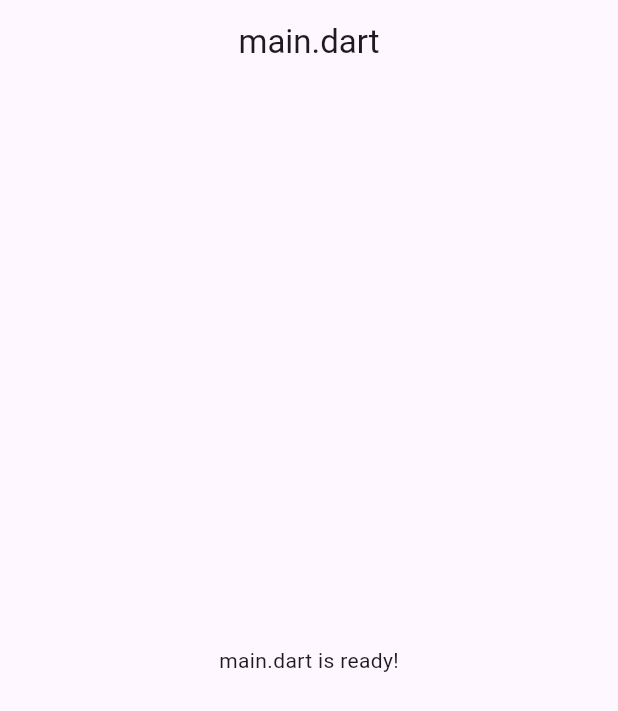
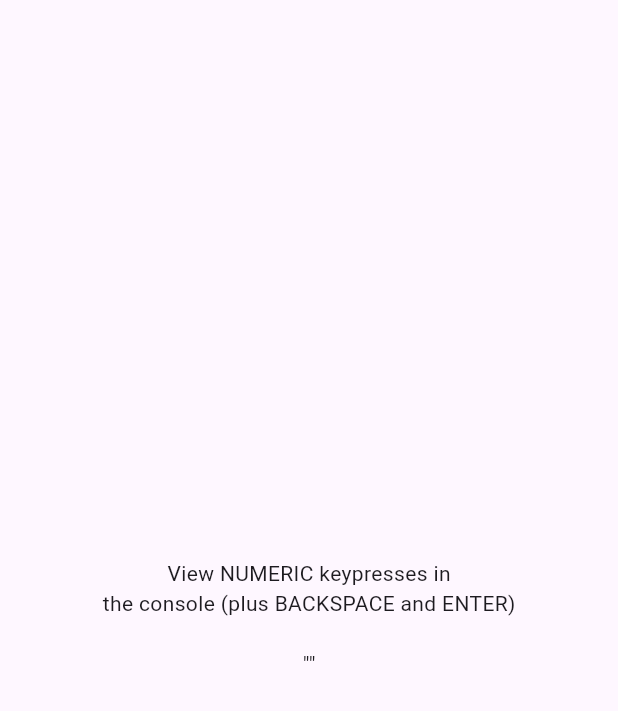
Before and after one commit to mattgwriter7/flutt_keyboard, a Flutter app: the screen it shows after launch, on a phone screen of 412 x 824 dp. Shown: the top 711 px of the screen. Run offline on Flutter 3.47's test engine with Material 3 defaults, Android fonts, the phone set to English and light mode, and no system bars.

Commit message:
added keyboard input

```diff
--- a/lib/main.dart
+++ b/lib/main.dart
@@ -1,10 +1,10 @@
 // ignore_for_file: must_be_immutable
 
 import 'package:flutter/material.dart';
+import 'package:flutter/services.dart';
 
-//  This code is literally from the "flutter create" boilerplate,
-//  but I removed the counter app (and kept the underlying structure),
-//  and some unecessary comments and variables...
+//  See:
+//  https://api.flutter.dev/flutter/widgets/CallbackShortcuts-class.html
 
 void main() {
   runApp(const MyApp());
@@ -33,26 +33,76 @@ class _MyHomePageState extends State<MyHomePage> {
 
   //  page vars
   final String filename = 'main.dart';
+  String key = '';
 
   @override
   void initState() {
-    //  anything?
+    //HardwareKeyboard.instance.addHandler(_handleKey);
     super.initState();
   }
 
   @override
+  void dispose() {
+    //HardwareKeyboard.instance.removeHandler(_handleKey)
+    super.dispose();
+  }
+
+  @override
   Widget build(BuildContext context) {
-    return SafeArea(
-      child: Scaffold(
-        resizeToAvoidBottomInset: true,
-        appBar: AppBar(
-          title: Text( filename ),
-          centerTitle: true,
-        ),
-        body: Container(
-          color: Colors.transparent,
-          child: Center(
-            child: Text( '$filename is ready!'),
+    return CallbackShortcuts(
+      bindings: <ShortcutActivator, VoidCallback> {
+         const SingleActivator(LogicalKeyboardKey.digit0): () {
+          setState(() { key = '0'; });
+        },
+        const SingleActivator(LogicalKeyboardKey.digit1): () {
+          setState(() { key = '1'; });
+        },
+        const SingleActivator(LogicalKeyboardKey.digit2): () {
+          setState(() { key = '2'; });
+        },
+        const SingleActivator(LogicalKeyboardKey.digit3): () {
+          setState(() { key = '3'; });
+        },
+        const SingleActivator(LogicalKeyboardKey.digit4): () {
+          setState(() { key = '4'; });
+        },
+        const SingleActivator(LogicalKeyboardKey.digit5): () {
+          setState(() { key = '5'; });
+        },
+        const SingleActivator(LogicalKeyboardKey.digit6): () {
+          setState(() { key = '6'; });
+        },
+        const SingleActivator(LogicalKeyboardKey.digit7): () {
+          setState(() { key = '7'; });
+        },
+        const SingleActivator(LogicalKeyboardKey.digit8): () {
+          setState(() { key = '8'; });
+        },
+        const SingleActivator(LogicalKeyboardKey.digit9): () {
+          setState(() { key = '9'; });
+        },
+        const SingleActivator(LogicalKeyboardKey.enter): () {
+          setState(() { key = 'ENTER'; });
+        },
+        const SingleActivator(LogicalKeyboardKey.backspace): () {
+          setState(() { key = 'BACKSPACE'; });
+        },
+      },
+      child: Focus(
+        autofocus: true,
+        child: Material(
+          child: SafeArea(
+            child: Column(
+              mainAxisAlignment: MainAxisAlignment.center,
+              children: [
+                const Text('View NUMERIC keypresses in'),
+                const Text('the console (plus BACKSPACE and ENTER)'),
+                Padding(
+                  padding: const EdgeInsets.fromLTRB(0,20,0,0),
+                  child: Text('"$key"'),
+                ),
+              ],
+            ),
           ),
         ),
       ),
```
